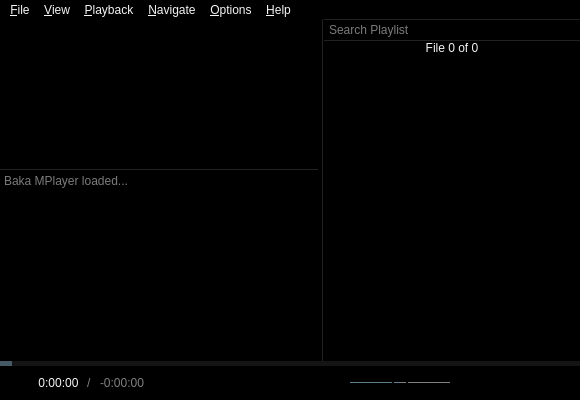
Qt form src/ui/mainwindow.ui (u8sand/Baka-MPlayer) before a commit.
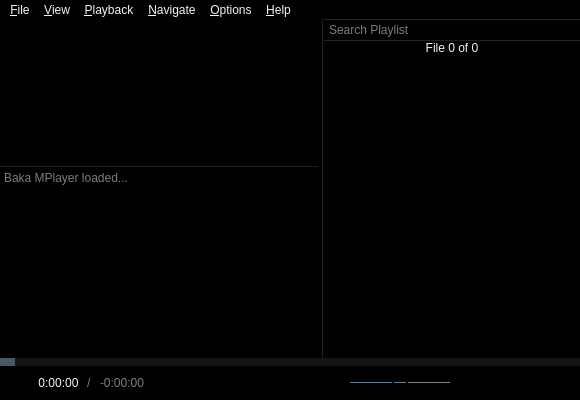
The same form after that commit. Icons and pictures are not drawn. Custom widgets are drawn as their Qt base class.

Commit message: mainwindow.ui: increase size of seekbar (easier to click)

Diff of the .ui file:
```diff
--- a/src/ui/mainwindow.ui
+++ b/src/ui/mainwindow.ui
@@ -416,11 +416,11 @@
       </property>
       <property name="styleSheet">
        <string notr="true">QSlider {
-	height: 5px;
+	height: 8px;
 }
 QSlider::handle:horizontal {
 	background: #455a64;
-	width: 12px;
+	width: 15px;
 }
 QSlider::groove:horizontal {
 	background: #141414;
```
